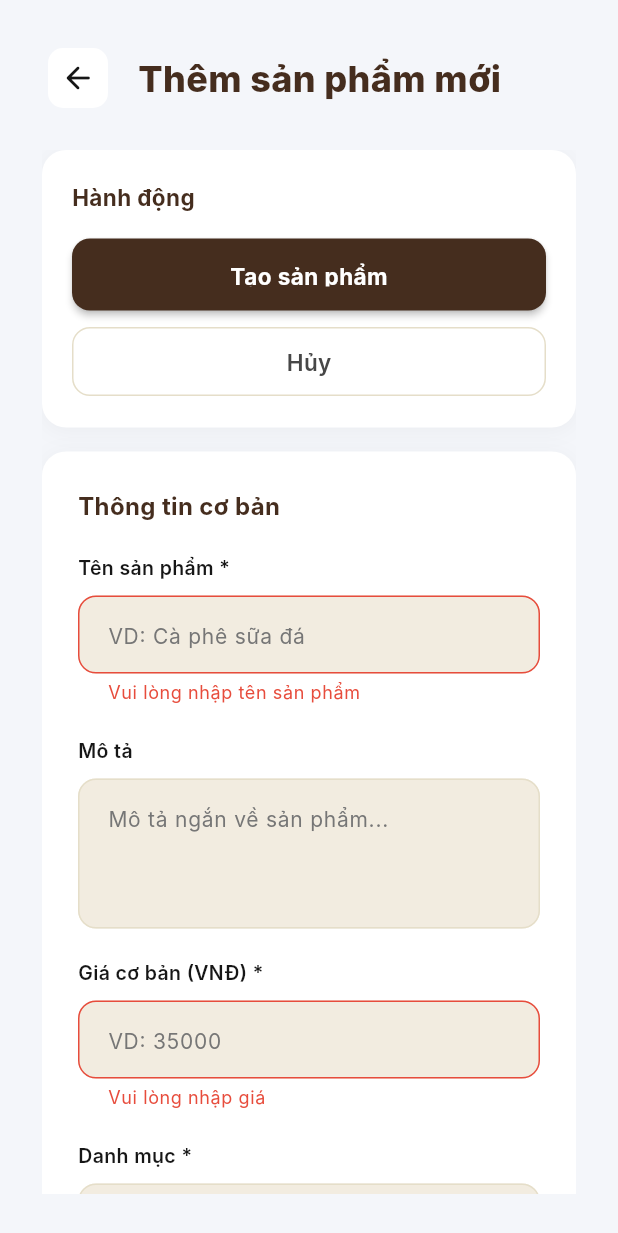
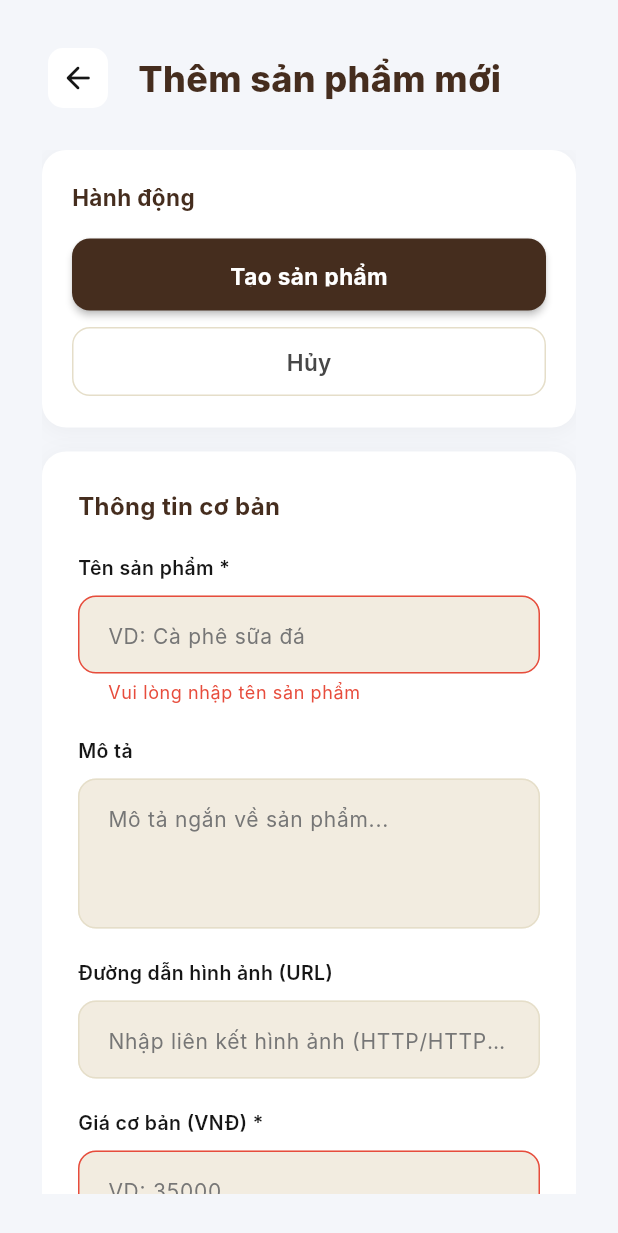
Before and after one commit to lequandev/PRM_Project, a Flutter app: the ProductFormScreen screen opened directly, after a tap on "Tạo sản phẩm", on a phone screen of 412 x 824 dp. Shown: the top 1233 px of the screen. Run offline on Flutter 3.47's test engine with Material 3 defaults, Android fonts, the phone set to English and light mode, and no system bars; our stand-ins replace cloud_firestore, firebase_auth, firebase_core, firebase_storage, fl_chart, flutter_map and 6 more; accounts and stored records are empty; generated files the repository leaves out were written again; network calls fail; Roboto replaces fonts that are missing (Inter).

Commit message:
update imageUrl product scren

```diff
--- a/app_admin/lib/features/analytics/providers/analytics_provider.dart
+++ b/app_admin/lib/features/analytics/providers/analytics_provider.dart
@@ -2,7 +2,6 @@ import 'dart:async';
 import 'package:flutter/material.dart';
 import 'package:firebase_auth/firebase_auth.dart';
 import 'package:cloud_firestore/cloud_firestore.dart';
-import 'package:firebase_auth/firebase_auth.dart';
 import 'package:coffee_shop_core/coffee_shop_core.dart';
 
 /// AnalyticsProvider — Doanh thu (UC-37) + Sản phẩm bán chạy (UC-38).
--- a/app_admin/lib/features/marketing/providers/voucher_provider.dart
+++ b/app_admin/lib/features/marketing/providers/voucher_provider.dart
@@ -2,7 +2,6 @@ import 'dart:async';
 import 'package:flutter/material.dart';
 import 'package:firebase_auth/firebase_auth.dart';
 import 'package:cloud_firestore/cloud_firestore.dart';
-import 'package:firebase_auth/firebase_auth.dart';
 import 'package:coffee_shop_core/coffee_shop_core.dart';
 
 /// VoucherProvider — CRUD voucher cho Admin (UC-29).
--- a/app_admin/lib/features/menu_management/screens/product_form_screen.dart
+++ b/app_admin/lib/features/menu_management/screens/product_form_screen.dart
@@ -21,6 +21,7 @@ class _ProductFormScreenState extends State<ProductFormScreen> {
   final _nameCtrl = TextEditingController();
   final _descCtrl = TextEditingController();
   final _priceCtrl = TextEditingController();
+  final _imageUrlCtrl = TextEditingController();
 
   // State
   String _selectedCategoryId = '';
@@ -52,6 +53,7 @@ class _ProductFormScreenState extends State<ProductFormScreen> {
         _nameCtrl.text = product.name;
         _descCtrl.text = product.description ?? '';
         _priceCtrl.text = product.basePrice.toStringAsFixed(0);
+        _imageUrlCtrl.text = product.imageUrl ?? '';
         _selectedCategoryId = product.categoryId;
         _isAvailable = product.isAvailable;
         _tags = List.from(product.tags);
@@ -64,6 +66,7 @@ class _ProductFormScreenState extends State<ProductFormScreen> {
     _nameCtrl.dispose();
     _descCtrl.dispose();
     _priceCtrl.dispose();
+    _imageUrlCtrl.dispose();
     super.dispose();
   }
 
@@ -77,7 +80,7 @@ class _ProductFormScreenState extends State<ProductFormScreen> {
     setState(() => _isLoading = true);
     final provider = context.read<AdminProductProvider>();
     final price = double.tryParse(_priceCtrl.text.replaceAll(',', '')) ?? 0;
-
+    final imgUrl = _imageUrlCtrl.text.trim();
     bool ok;
     if (_isEditing && _editingProduct != null) {
       final updated = _editingProduct!.copyWith(
@@ -86,6 +89,7 @@ class _ProductFormScreenState extends State<ProductFormScreen> {
             ? null
             : _descCtrl.text.trim(),
         basePrice: price,
+        imageUrl: imgUrl.isEmpty ? null : imgUrl,
         categoryId: _selectedCategoryId,
         isAvailable: _isAvailable,
         tags: _tags,
@@ -98,6 +102,7 @@ class _ProductFormScreenState extends State<ProductFormScreen> {
         description:
             _descCtrl.text.trim().isEmpty ? null : _descCtrl.text.trim(),
         basePrice: price,
+        imageUrl: imgUrl.isEmpty ? null : imgUrl,
         categoryId: _selectedCategoryId,
         isAvailable: _isAvailable,
         isArchived: false,
@@ -216,6 +221,64 @@ class _ProductFormScreenState extends State<ProductFormScreen> {
                                 controller: _descCtrl,
                                 maxLines: 3,
                                 decoration: _inputDeco(hint: 'Mô tả ngắn về sản phẩm...'),
+                              ),
+                            ),
+
+                            // Image URL
+                            _FormField(
+                              label: 'Đường dẫn hình ảnh (URL)',
+                              child: Column(
+                                crossAxisAlignment: CrossAxisAlignment.start,
+                                children: [
+                                  TextFormField(
+                                    controller: _imageUrlCtrl,
+                                    decoration: _inputDeco(hint: 'Nhập liên kết hình ảnh (HTTP/HTTPS)...'),
+                                    onChanged: (val) {
+                                      setState(() {});
+                                    },
+                                  ),
+                                  if (_imageUrlCtrl.text.trim().isNotEmpty) ...[
+                                    const SizedBox(height: 12),
+                                    ClipRRect(
+                                      borderRadius: BorderRadius.circular(12),
+                                      child: Image.network(
+                                        _imageUrlCtrl.text.trim(),
+                                        height: 140,
+                                        width: double.infinity,
+                                        fit: BoxFit.cover,
+                                        errorBuilder: (context, error, stackTrace) {
+                                          return Container(
+                                            height: 100,
+                                            width: double.infinity,
+                                            decoration: BoxDecoration(
+                                              color: Colors.grey.shade100,
+                                              borderRadius: BorderRadius.circular(12),
+                                              border: Border.all(color: Colors.grey.shade300),
+                                            ),
+                                            alignment: Alignment.center,
+                                            child: const Row(
+                                              mainAxisAlignment: MainAxisAlignment.center,
+                                              children: [
+                                                Icon(Icons.broken_image_rounded, color: Colors.grey, size: 20),
+                                                SizedBox(width: 8),
+                                                Text('Liên kết hình ảnh không hiển thị được',
+                                                    style: TextStyle(color: Colors.grey, fontSize: 12)),
+                                              ],
+                                            ),
+                                          );
+                                        },
+                                        loadingBuilder: (context, child, loadingProgress) {
+                                          if (loadingProgress == null) return child;
+                                          return Container(
+                                            height: 140,
+                                            alignment: Alignment.center,
+                                            child: const CircularProgressIndicator(strokeWidth: 2),
+                                          );
+                                        },
+                                      ),
+                                    ),
+                                  ],
+                                ],
                               ),
                             ),
 
```
